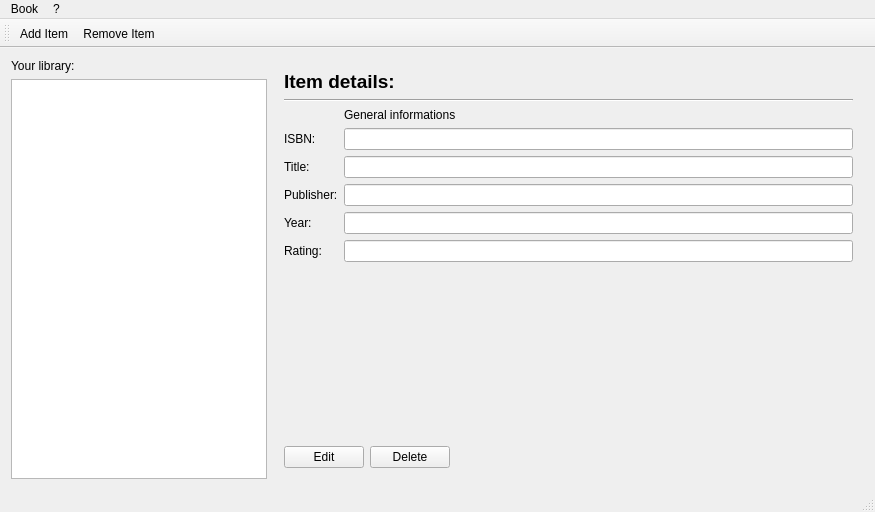
Old version of the form mainwindow.ui in the repository SouPMG/BookApp.
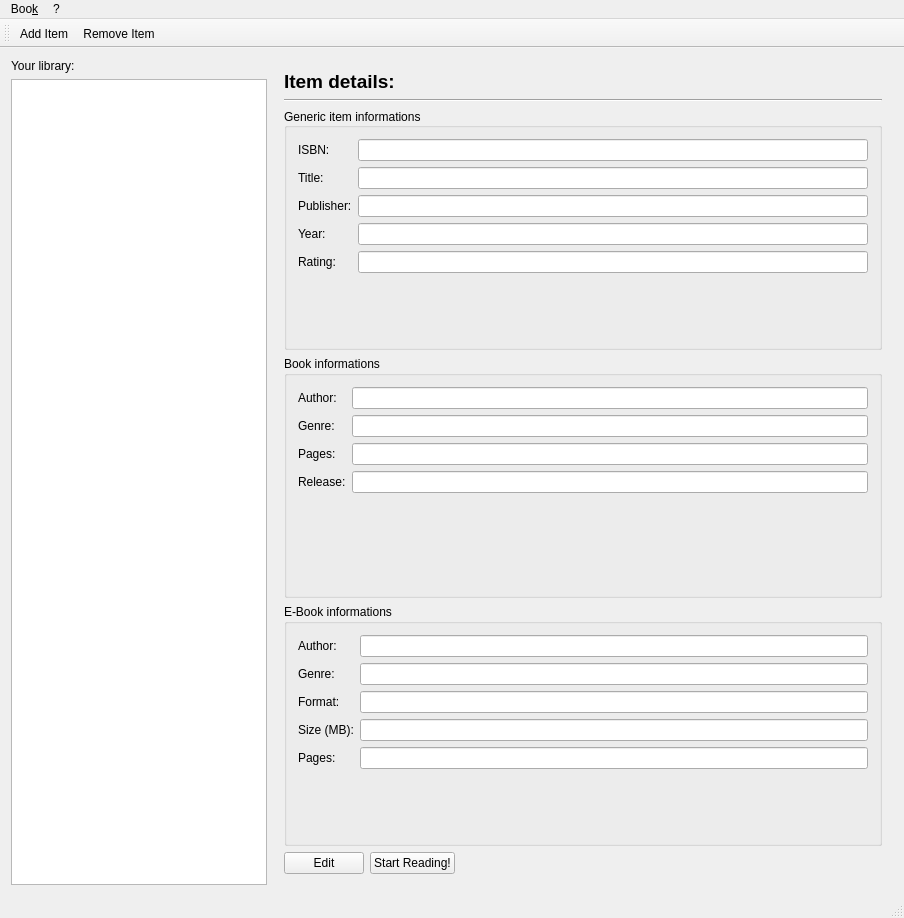
New version of the form.

Commit message: Finished mainwindow layout for item visualization

Diff of the .ui file:
```diff
--- a/mainwindow.ui
+++ b/mainwindow.ui
@@ -6,8 +6,8 @@
    <rect>
     <x>0</x>
     <y>0</y>
-    <width>875</width>
-    <height>512</height>
+    <width>904</width>
+    <height>918</height>
    </rect>
   </property>
   <property name="minimumSize">
@@ -65,9 +65,9 @@
          </widget>
         </widget>
         <widget class="QWidget" name="itemData">
-         <layout class="QVBoxLayout" name="verticalLayout_3">
+         <layout class="QVBoxLayout" name="verticalLayout_6">
           <item>
-           <layout class="QVBoxLayout" name="verticalLayout">
+           <layout class="QVBoxLayout" name="itemDataLayout">
             <item>
              <widget class="QLabel" name="detailsLabel">
               <property name="sizePolicy">
@@ -89,96 +89,213 @@
              </widget>
             </item>
             <item>
-             <layout class="QFormLayout" name="dataFormLayout">
-              <property name="verticalSpacing">
-               <number>6</number>
+             <widget class="QGroupBox" name="genericInfoGroup">
+              <property name="title">
+               <string>Generic item informations</string>
               </property>
-              <property name="bottomMargin">
-               <number>23</number>
+              <property name="alignment">
+               <set>Qt::AlignLeading|Qt::AlignLeft|Qt::AlignVCenter</set>
               </property>
-              <item row="1" column="0">
+              <property name="flat">
+               <bool>false</bool>
+              </property>
+              <property name="checkable">
+               <bool>false</bool>
+              </property>
+              <layout class="QVBoxLayout" name="verticalLayout_4">
+               <item>
+                <layout class="QFormLayout" name="genericInfoFormLayout">
+                 <item row="0" column="0">
                <widget class="QLabel" name="isbnLabel">
                 <property name="text">
                  <string>ISBN:</string>
                 </property>
                </widget>
               </item>
-              <item row="1" column="1">
+                 <item row="0" column="1">
                <widget class="QLineEdit" name="isbnData"/>
               </item>
-              <item row="2" column="0">
+                 <item row="1" column="0">
                <widget class="QLabel" name="titleLabel">
                 <property name="text">
                  <string>Title:</string>
                 </property>
                </widget>
               </item>
-              <item row="2" column="1">
+                 <item row="1" column="1">
                <widget class="QLineEdit" name="titleData"/>
               </item>
-              <item row="3" column="0">
+                 <item row="2" column="0">
                <widget class="QLabel" name="publisherLabel">
                 <property name="text">
                  <string>Publisher:</string>
                 </property>
                </widget>
               </item>
-              <item row="3" column="1">
+                 <item row="2" column="1">
                <widget class="QLineEdit" name="publisherData"/>
               </item>
-              <item row="4" column="0">
+                 <item row="3" column="0">
                <widget class="QLabel" name="yearLabel">
                 <property name="text">
                  <string>Year:</string>
                 </property>
                </widget>
               </item>
-              <item row="4" column="1">
+                 <item row="3" column="1">
                <widget class="QLineEdit" name="yearData"/>
               </item>
-              <item row="5" column="0">
+                 <item row="4" column="0">
                <widget class="QLabel" name="ratingLabel">
                 <property name="text">
                  <string>Rating:</string>
                 </property>
                </widget>
               </item>
-              <item row="5" column="1">
+                 <item row="4" column="1">
                <widget class="QLineEdit" name="ratingData"/>
               </item>
+                </layout>
+               </item>
+              </layout>
+              <zorder></zorder>
+              <zorder></zorder>
+             </widget>
+            </item>
+            <item>
+             <widget class="QGroupBox" name="bookInfoGroup">
+              <property name="title">
+               <string>Book informations</string>
+              </property>
+              <layout class="QVBoxLayout" name="verticalLayout_3">
+               <item>
+                <layout class="QFormLayout" name="bookInfoFormLayout">
+                 <item row="0" column="0">
+                  <widget class="QLabel" name="bookAuthorLabel">
+                   <property name="text">
+                    <string>Author:</string>
+                   </property>
+                  </widget>
+                 </item>
               <item row="0" column="1">
-               <widget class="QLabel" name="label">
+                  <widget class="QLineEdit" name="bookAuthorData"/>
+                 </item>
+                 <item row="1" column="0">
+                  <widget class="QLabel" name="bookGenreLabel">
                 <property name="text">
-                 <string>General informations</string>
+                    <string>Genre:</string>
                 </property>
                </widget>
               </item>
-             </layout>
-            </item>
+                 <item row="1" column="1">
+                  <widget class="QLineEdit" name="bookGenreData"/>
+                 </item>
+                 <item row="2" column="0">
+                  <widget class="QLabel" name="bookPagesLabel">
+                   <property name="text">
+                    <string>Pages:</string>
+                   </property>
+                  </widget>
+                 </item>
+                 <item row="2" column="1">
+                  <widget class="QLineEdit" name="bookPagesData"/>
+                 </item>
+                 <item row="3" column="0">
+                  <widget class="QLabel" name="bookReleaseLabel">
+                   <property name="text">
+                    <string>Release:</string>
+                   </property>
+                  </widget>
+                 </item>
+                 <item row="3" column="1">
+                  <widget class="QLineEdit" name="bookReleaseData"/>
+                 </item>
+                </layout>
+               </item>
+              </layout>
+             </widget>
+            </item>
             <item>
-             <layout class="QHBoxLayout" name="horizontalLayout">
+             <widget class="QGroupBox" name="eBookInfoGroup">
+              <property name="title">
+               <string>E-Book informations</string>
+              </property>
+              <layout class="QVBoxLayout" name="verticalLayout">
+               <item>
+                <layout class="QFormLayout" name="formLayout">
+                 <item row="0" column="0">
+                  <widget class="QLabel" name="eBookAuthorLabel">
+                   <property name="text">
+                    <string>Author:</string>
+                   </property>
+                  </widget>
+                 </item>
+                 <item row="0" column="1">
+                  <widget class="QLineEdit" name="eBookAuthorData"/>
+                 </item>
+                 <item row="1" column="0">
+                  <widget class="QLabel" name="eBookGenreLabel">
+                   <property name="text">
+                    <string>Genre:</string>
+                   </property>
+                  </widget>
+                 </item>
+                 <item row="1" column="1">
+                  <widget class="QLineEdit" name="eBookGenreData"/>
+                 </item>
+                 <item row="2" column="0">
+                  <widget class="QLabel" name="eBookFormatLabel">
+                   <property name="text">
+                    <string>Format:</string>
+                   </property>
+                  </widget>
+                 </item>
+                 <item row="2" column="1">
+                  <widget class="QLineEdit" name="eBookFormatData"/>
+                 </item>
+                 <item row="3" column="0">
+                  <widget class="QLabel" name="eBookSizeLabel">
+                   <property name="text">
+                    <string>Size (MB):</string>
+                   </property>
+                  </widget>
+                 </item>
+                 <item row="3" column="1">
+                  <widget class="QLineEdit" name="eBookSizeData"/>
+                 </item>
+                 <item row="4" column="0">
+                  <widget class="QLabel" name="eBookPagesLabel">
+                   <property name="text">
+                    <string>Pages:</string>
+                   </property>
+                  </widget>
+                 </item>
+                 <item row="4" column="1">
+                  <widget class="QLineEdit" name="eBookPagesData"/>
+                 </item>
+                </layout>
+               </item>
+              </layout>
+             </widget>
+            </item>
+            <item>
+             <layout class="QHBoxLayout" name="buttonsLayout">
               <item>
                <widget class="QPushButton" name="editItemButton">
-                <property name="sizePolicy">
-                 <sizepolicy hsizetype="Minimum" vsizetype="Fixed">
-                  <horstretch>0</horstretch>
-                  <verstretch>0</verstretch>
-                 </sizepolicy>
-                </property>
                 <property name="text">
                  <string>Edit</string>
                 </property>
                </widget>
               </item>
               <item>
-               <widget class="QPushButton" name="removeItemButtonButton">
+               <widget class="QPushButton" name="startReadingButton">
                 <property name="text">
-                 <string>Delete</string>
+                 <string>Start Reading!</string>
                 </property>
                </widget>
               </item>
               <item>
-               <spacer name="horizontalSpacer">
+               <spacer name="buttonSpacer">
                 <property name="orientation">
                  <enum>Qt::Horizontal</enum>
                 </property>
@@ -207,13 +324,13 @@
     <rect>
      <x>0</x>
      <y>0</y>
-     <width>875</width>
-     <height>21</height>
+     <width>904</width>
+     <height>30</height>
     </rect>
    </property>
    <widget class="QMenu" name="menuBook">
     <property name="title">
-     <string>Book</string>
+     <string>Boo&amp;k</string>
     </property>
     <addaction name="addItemAction"/>
     <addaction name="removeItemAction"/>
@@ -240,7 +357,7 @@
   <widget class="QStatusBar" name="statusBar"/>
   <action name="addItemAction">
    <property name="text">
-    <string>Add Item</string>
+    <string>&amp;Add Item</string>
    </property>
    <property name="toolTip">
     <string>Add a library item</string>
@@ -248,7 +365,7 @@
   </action>
   <action name="removeItemAction">
    <property name="text">
-    <string>Remove Item</string>
+    <string>&amp;Remove Item</string>
    </property>
    <property name="toolTip">
     <string>Remove a library item</string>
```
Left out of the diff: 2 changed lines with no effect on the pictures. Lines whose indentation alone changed are shown as unchanged. The commit also changes 1 other file.
